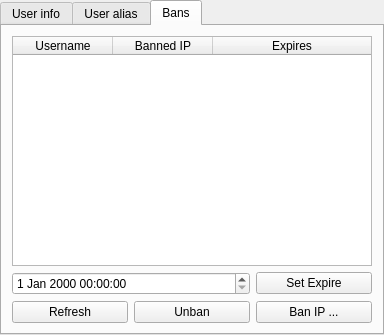
Qt form src/Teambuilder/controlpanel.ui (po-devs/pokemon-online) before a commit.
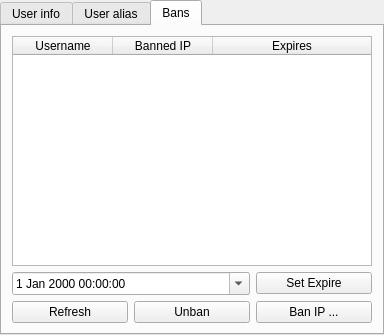
The same form after that commit.

Commit message:
Allow admins to set ban time from control panel.
Removed extra line from QRCode plugin .pro file.

The edit to the form file:
```diff
--- a/src/Teambuilder/controlpanel.ui
+++ b/src/Teambuilder/controlpanel.ui
@@ -379,7 +379,28 @@
      </widget>
     </item>
     <item row="1" column="0" colspan="2">
-     <widget class="QDateTimeEdit" name="expireEdit"/>
+     <widget class="QDateTimeEdit" name="expireEdit">
+      <property name="maximumDateTime">
+       <datetime>
+        <hour>23</hour>
+        <minute>59</minute>
+        <second>59</second>
+        <year>2020</year>
+        <month>12</month>
+        <day>31</day>
+       </datetime>
+      </property>
+      <property name="maximumDate">
+       <date>
+        <year>2020</year>
+        <month>12</month>
+        <day>31</day>
+       </date>
+      </property>
+      <property name="calendarPopup">
+       <bool>true</bool>
+      </property>
+     </widget>
     </item>
     <item row="1" column="2">
      <widget class="QPushButton" name="updateBantime">
```
The commit also changes 3 other files.
